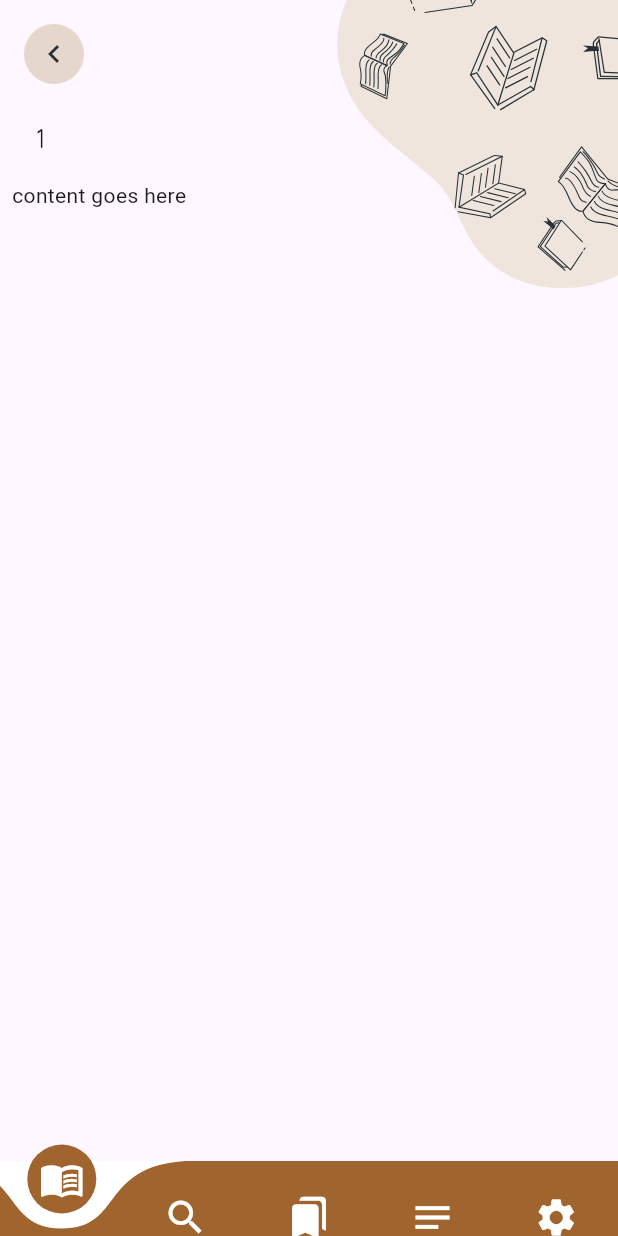
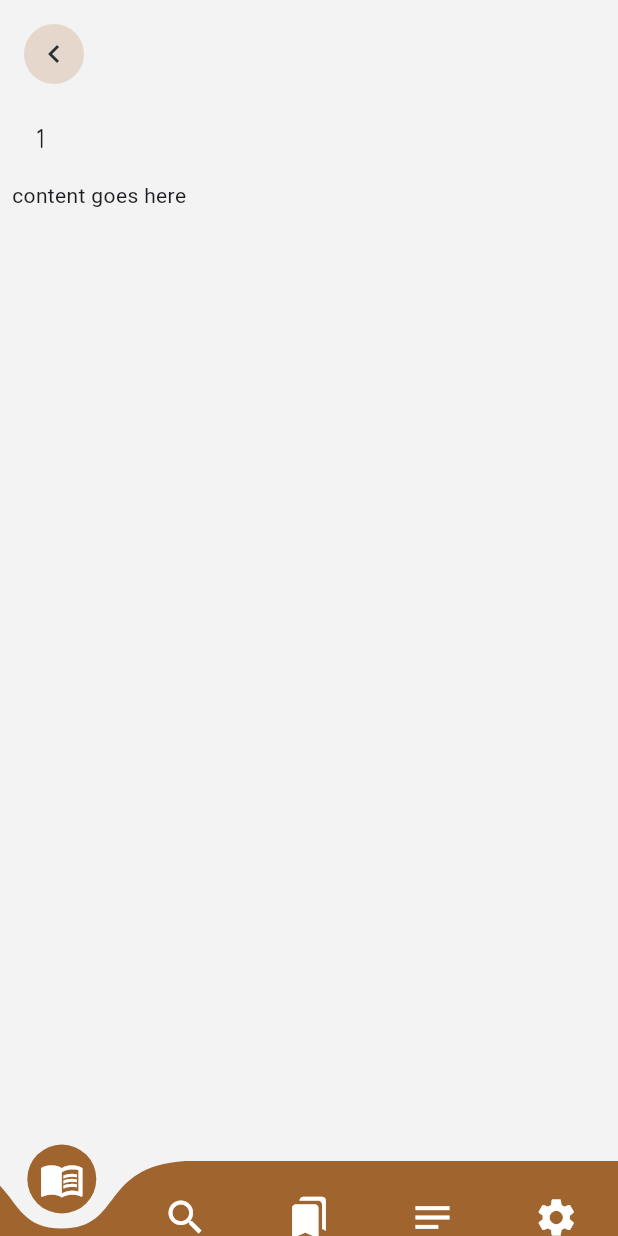
Before and after one commit to ajayajay441/flutter, a Flutter app: the screen it shows after launch, after a tap on an icon or button, on a phone screen of 412 x 824 dp. Run offline on Flutter 3.47's test engine with Material 3 defaults, Android fonts, the phone set to English and light mode, and no system bars; drawn by our look-alikes of curved_navigation_bar; our stand-ins replace flutter_svg.

Commit message:
bg colors set

```diff
--- a/lib/pages/book/book_page.dart
+++ b/lib/pages/book/book_page.dart
@@ -17,6 +17,7 @@ class BookPage extends StatelessWidget {
           // Page content
           Center(
             child: Container(
+              color: const Color(0xFFF4F3F3),
               width: double.infinity, // Width 100%
               padding: const EdgeInsets.all(8.0),
               child: Center(
--- a/lib/pages/books/books_list_page.dart
+++ b/lib/pages/books/books_list_page.dart
@@ -11,7 +11,7 @@ class BooksList extends StatelessWidget {
     return MaterialApp(
       debugShowCheckedModeBanner: false,
       home: Scaffold(
-        backgroundColor: Colors.white,
+        backgroundColor: const Color(0xFFF4F3F3),
         body: Stack(
           fit: StackFit.expand,
           children: [
--- a/lib/ui/bottomnav/navigation_tabs.dart
+++ b/lib/ui/bottomnav/navigation_tabs.dart
@@ -45,7 +45,7 @@ class _BottomNavBarState extends State<BottomNavBar> {
       ),
       bottomNavigationBar: CurvedNavigationBar(
         color: const Color(0xFFA0642F), // icon color
-        backgroundColor: Colors.white,
+        backgroundColor: const Color(0xFFF4F3F3), //Colors.white,
         height: 50,
         items: <Widget>[
           buildIcon(Icons.menu_book, 0),
--- a/pubspec.yaml
+++ b/pubspec.yaml
@@ -52,6 +52,7 @@ dev_dependencies:
 # following page: https://dart.dev/tools/pub/pubspec
 
 # The following section is specific to Flutter packages.
+  my_app: any
 flutter:
   # The following line ensures that the Material Icons font is
   # included with your application, so that you can use the icons in
```
Also changed, not shown: pubspec.lock.
